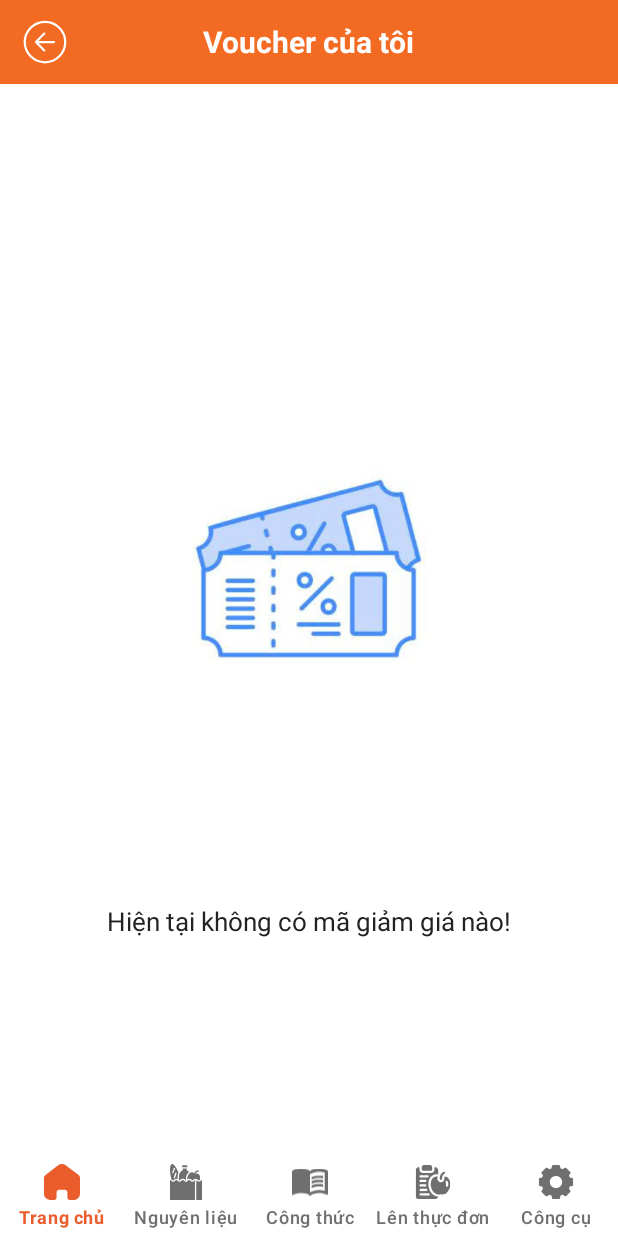
After one commit to htdat117/BepNhaTaApp, an Android app: the layout activity_my_voucher.xml on its own in the app's theme, with its tools: preview values and no code run, on a phone screen of 412 x 824 dp. The commit adds this screen. Run offline under Robolectric (Android 15) with nearby library versions, the phone set to English and light mode, and no system bars; Roboto replaces fonts that are not available here.

Commit message:
Blog/ Công cụ/ Điều khoản/ Tích điểm/ Voucher/ Xem offline

```diff
--- a/app/src/main/AndroidManifest.xml
+++ b/app/src/main/AndroidManifest.xml
@@ -12,7 +12,9 @@
         android:supportsRtl="true"
         android:theme="@style/Theme.BepNhaTaApp"
         tools:targetApi="31">
-
+        <activity
+            android:name=".features.voucher.VoucherActivity"
+            android:exported="false" />
         <activity
             android:name=".features.ingredients.FilterProductActivity"
             android:exported="false" />
@@ -21,6 +23,7 @@
             android:exported="true">
             <intent-filter>
                 <action android:name="android.intent.action.MAIN" />
+
                 <category android:name="android.intent.category.LAUNCHER" />
             </intent-filter>
         </activity>
--- a/app/src/main/java/com/example/bepnhataapp/BlogActivity.java
+++ b/app/src/main/java/com/example/bepnhataapp/features/blog/BlogActivity.java
@@ -1,10 +1,12 @@
-package com.example.bepnhataapp;
+package com.example.bepnhataapp.features.blog;
 
 import android.os.Bundle;
 import android.widget.ImageView;
 import androidx.appcompat.app.AppCompatActivity;
 import androidx.recyclerview.widget.LinearLayoutManager;
 import androidx.recyclerview.widget.RecyclerView;
+
+import com.example.bepnhataapp.R;
 import com.example.bepnhataapp.common.adapter.BlogAdapter;
 import com.example.bepnhataapp.common.models.Blog;
 import java.util.ArrayList;
--- a/app/src/main/java/com/example/bepnhataapp/BmiBmrCalculatorActivity.java
+++ b/app/src/main/java/com/example/bepnhataapp/features/bmibmr/BmiBmrCalculatorActivity.java
@@ -1,4 +1,4 @@
-package com.example.bepnhataapp;
+package com.example.bepnhataapp.features.bmibmr;
 
 import android.content.Intent;
 import android.os.Bundle;
@@ -11,6 +11,9 @@ import androidx.appcompat.app.AppCompatActivity;
 import android.animation.ObjectAnimator;
 import android.graphics.Color;
 import android.view.ViewGroup;
+
+import com.example.bepnhataapp.features.calocal.CaloCalculatorActivity;
+import com.example.bepnhataapp.R;
 
 public class BmiBmrCalculatorActivity extends AppCompatActivity {
 
--- a/app/src/main/java/com/example/bepnhataapp/CaloCalculatorActivity.java
+++ b/app/src/main/java/com/example/bepnhataapp/features/calocal/CaloCalculatorActivity.java
@@ -1,4 +1,4 @@
-package com.example.bepnhataapp;
+package com.example.bepnhataapp.features.calocal;
 
 import android.content.Intent;
 import android.os.Bundle;
@@ -6,6 +6,9 @@ import android.view.View;
 import android.widget.Button;
 import android.widget.EditText;
 import androidx.appcompat.app.AppCompatActivity;
+
+import com.example.bepnhataapp.R;
+import com.example.bepnhataapp.features.bmibmr.BmiBmrCalculatorActivity;
 
 public class CaloCalculatorActivity extends AppCompatActivity {
 
--- a/app/src/main/java/com/example/bepnhataapp/DownloadedContentActivity.java
+++ b/app/src/main/java/com/example/bepnhataapp/features/offline/DownloadedContentActivity.java
@@ -1,4 +1,4 @@
-package com.example.bepnhataapp;
+package com.example.bepnhataapp.features.offline;
 
 import android.os.Bundle;
 import android.widget.ImageView;
@@ -6,6 +6,8 @@ import android.widget.Toast;
 import androidx.appcompat.app.AppCompatActivity;
 import androidx.recyclerview.widget.LinearLayoutManager;
 import androidx.recyclerview.widget.RecyclerView;
+
+import com.example.bepnhataapp.R;
 import com.example.bepnhataapp.common.adapter.DownloadedRecipeAdapter;
 import com.example.bepnhataapp.common.models.DownloadedRecipe;
 import java.util.ArrayList;
--- a/app/src/main/java/com/example/bepnhataapp/OfflineActivity.java
+++ b/app/src/main/java/com/example/bepnhataapp/features/offline/OfflineActivity.java
@@ -1,10 +1,10 @@
-package com.example.bepnhataapp;
+package com.example.bepnhataapp.features.offline;
 
-import android.content.Intent;
 import android.os.Bundle;
-import android.view.View;
 import android.widget.Button;
 import androidx.appcompat.app.AppCompatActivity;
+
+import com.example.bepnhataapp.R;
 
 public class OfflineActivity extends AppCompatActivity {
     @Override
--- a/app/src/main/java/com/example/bepnhataapp/features/tools/ToolsActivity.java
+++ b/app/src/main/java/com/example/bepnhataapp/features/tools/ToolsActivity.java
@@ -1,12 +1,10 @@
 package com.example.bepnhataapp.features.tools;
 
-import android.content.Intent;
 import android.os.Bundle;
 
 import com.example.bepnhataapp.R;
-import com.example.bepnhataapp.BmiBmrCalculatorActivity;
 import com.example.bepnhataapp.common.base.BaseActivity;
-import com.google.android.material.bottomnavigation.BottomNavigationView;
+
 import androidx.fragment.app.FragmentManager;
 import androidx.fragment.app.FragmentTransaction;
 
--- /dev/null
+++ b/app/src/main/res/layout/activity_my_voucher.xml
@@ -0,0 +1,68 @@
+<?xml version="1.0" encoding="utf-8"?>
+<LinearLayout xmlns:android="http://schemas.android.com/apk/res/android"
+    xmlns:app="http://schemas.android.com/apk/res-auto"
+    android:layout_width="match_parent"
+    android:layout_height="match_parent"
+    android:orientation="vertical"
+    android:background="#FFFFFF">
+
+    <!-- Header cam -->
+    <RelativeLayout
+        android:layout_width="match_parent"
+        android:layout_height="56dp"
+        android:background="#F36B22">
+
+        <ImageView
+            android:id="@+id/btnBack"
+            android:layout_width="36dp"
+            android:layout_height="36dp"
+            android:layout_centerVertical="true"
+            android:layout_alignParentStart="true"
+            android:layout_marginStart="12dp"
+            android:src="@drawable/ic_back"
+            android:contentDescription="Quay lại" />
+
+        <TextView
+            android:id="@+id/tvTitle"
+            android:layout_width="wrap_content"
+            android:layout_height="wrap_content"
+            android:layout_centerInParent="true"
+            android:text="Voucher của tôi"
+            android:textStyle="bold"
+            android:textSize="20sp"
+            android:textColor="#FFFFFF" />
+    </RelativeLayout>
+
+    <!-- Nội dung chính -->
+    <LinearLayout
+        android:layout_width="match_parent"
+        android:layout_height="0dp"
+        android:layout_weight="1"
+        android:orientation="vertical"
+        android:gravity="center">
+
+        <ImageView
+            android:id="@+id/imgVoucher"
+            android:layout_width="wrap_content"
+            android:layout_height="wrap_content"
+            android:src="@drawable/voucher"
+            android:contentDescription="Voucher" />
+
+        <TextView
+            android:id="@+id/tvEmpty"
+            android:layout_width="wrap_content"
+            android:layout_height="wrap_content"
+            android:text="Hiện tại không có mã giảm giá nào!"
+            android:textColor="#222222"
+            android:textSize="17sp"
+            />
+    </LinearLayout>
+
+    <!-- Bottom Navigation Bar -->
+    <include
+        layout="@layout/layout_bottom_navigation"
+        android:id="@+id/bottom_navigation_container"
+        android:layout_width="match_parent"
+        android:layout_height="56dp" />
+
+</LinearLayout>
```
Also changed, not shown: app/src/main/java/com/example/bepnhataapp/PrivacyPolicyActivity.java (deleted, +0 -72 lines), app/src/main/java/com/example/bepnhataapp/ReturnPolicyActivity.java (deleted, +0 -72 lines), app/src/main/java/com/example/bepnhataapp/ShippingPolicyActivity.java (deleted, +0 -72 lines), app/src/main/java/com/example/bepnhataapp/TermsOfUseActivity.java (deleted, +0 -71 lines), app/src/main/java/com/example/bepnhataapp/features/voucher/VoucherActivity.java (added, +26 -0 lines), app/src/main/res/layout/activity_voucher.xml (added, +10 -0 lines), app/src/main/res/drawable/voucher.jpg (added).
